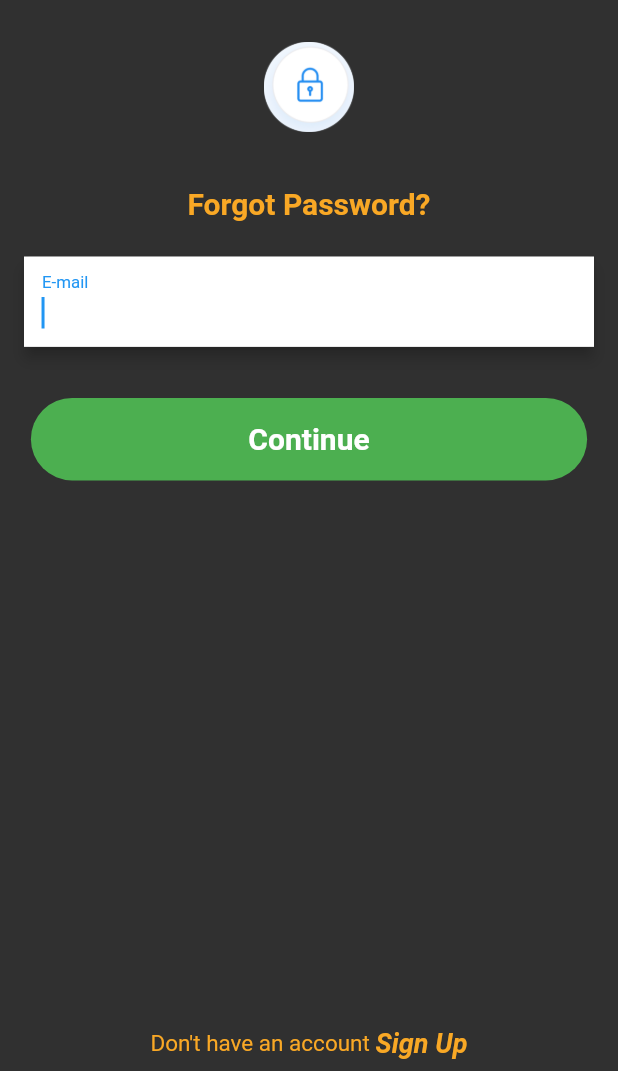
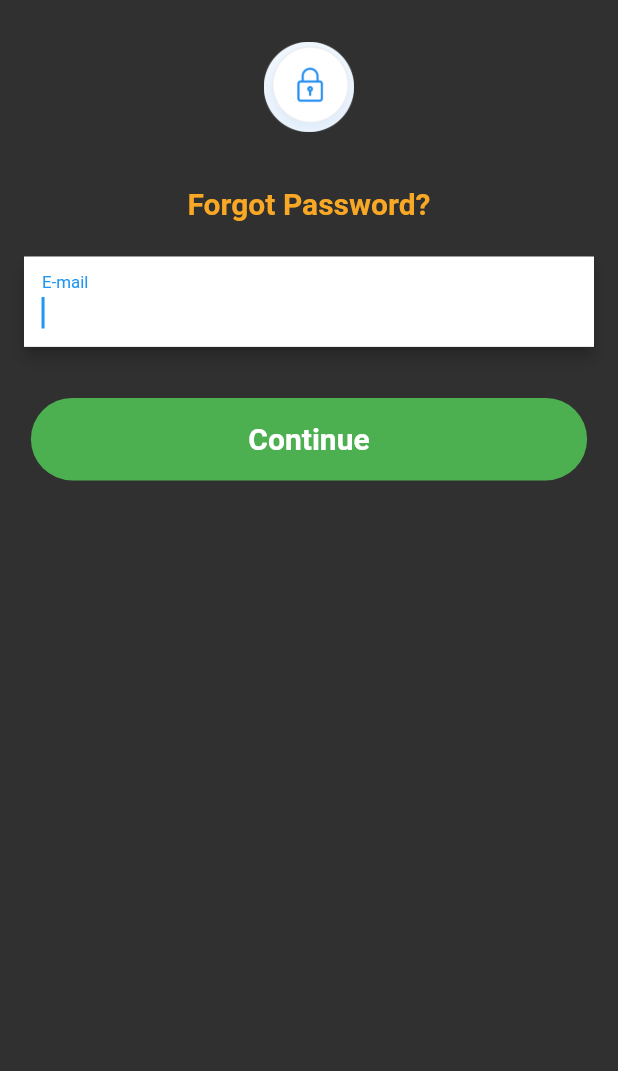
Before and after one commit to hassan-zafar/ceo_transport, a Flutter app: the screen it shows after launch, after a tap on "Forgot Password?", on a phone screen of 412 x 824 dp, the part 165-1236 px from its top. Run offline on Flutter 3.47's test engine with Material 2 defaults, Android fonts, the phone set to English and light mode, and no system bars; our stand-ins replace auto_size_text, fluttertoast, get_storage.

Commit message:
removed sign up

```diff
--- a/lib/screens/auth_screens/forgetPasswordPage.dart
+++ b/lib/screens/auth_screens/forgetPasswordPage.dart
@@ -114,11 +114,11 @@ class _ForgetPasswordPageState extends State<ForgetPasswordPage> {
               ],
             ),
           ),
-          bottomSheet: buildSignUpLoginText(
-              context: context,
-              text1: "Don't have an account ",
-              text2: "Sign Up",
-              moveToLogIn: false),
+          //   bottomSheet: buildSignUpLoginText(
+          //       context: context,
+          //       text1: "Don't have an account ",
+          //       text2: "Sign Up",
+          //       moveToLogIn: false),
         ),
       ),
     );
--- a/lib/screens/auth_screens/login.dart
+++ b/lib/screens/auth_screens/login.dart
@@ -196,11 +196,11 @@ class _LoginPageState extends State<LoginPage> {
               //  _isLoading ? bouncingGridProgress() : Container(),
             ],
           ),
-          bottomSheet: buildSignUpLoginText(
-              context: context,
-              text1: "Don't have an account ",
-              text2: "Sign Up",
-              moveToLogIn: false),
+          // bottomSheet: buildSignUpLoginText(
+          //     context: context,
+          //     text1: "Don't have an account ",
+          //     text2: "Sign Up",
+          //     moveToLogIn: false),
         ),
       ),
     );
```
